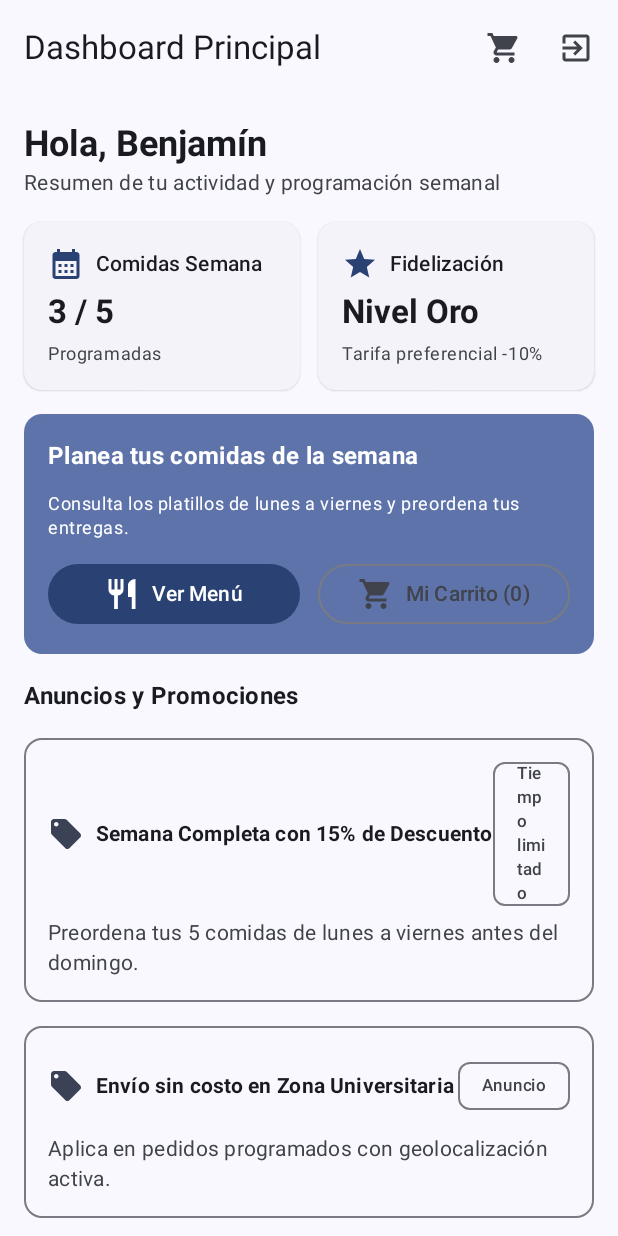
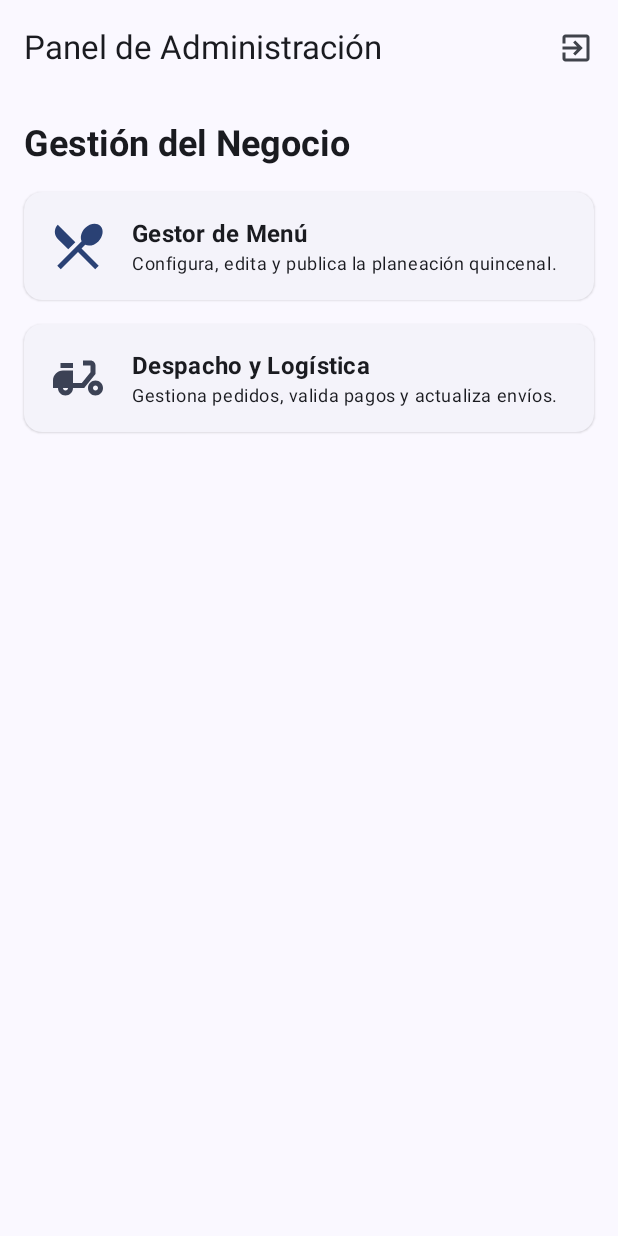
Before and after one commit to LopezCarrizales/ComedorApp, an Android app built with Jetpack Compose: the screen it shows after launch (MainActivity), after a tap on "Iniciar Sesión", on a phone screen of 412 x 824 dp. Run offline under Robolectric (Android 15) with nearby library versions, the phone set to English and light mode, and no system bars.

Commit message:
Avance 3 parcial

```diff
--- /dev/null
+++ b/app/src/main/java/com/uaslp/comedorapp/AdminScreens.kt
@@ -0,0 +1,182 @@
+package com.uaslp.comedorapp
+
+import androidx.compose.foundation.layout.*
+import androidx.compose.foundation.lazy.LazyColumn
+import androidx.compose.foundation.lazy.items
+import androidx.compose.material.icons.Icons
+import androidx.compose.material.icons.filled.Add
+import androidx.compose.material.icons.filled.ArrowBack
+import androidx.compose.material.icons.filled.CheckCircle
+import androidx.compose.material.icons.filled.DeliveryDining
+import androidx.compose.material.icons.filled.Edit
+import androidx.compose.material.icons.filled.ExitToApp
+import androidx.compose.material.icons.filled.RestaurantMenu
+import androidx.compose.material3.*
+import androidx.compose.runtime.*
+import androidx.compose.ui.Alignment
+import androidx.compose.ui.Modifier
+import androidx.compose.ui.text.font.FontWeight
+import androidx.compose.ui.unit.dp
+
+// 1. Dashboard del Administrador
+@OptIn(ExperimentalMaterial3Api::class)
+@Composable
+fun AdminDashboardScreen(
+    onNavigateToMenuManager: () -> Unit,
+    onNavigateToDispatch: () -> Unit,
+    onLogout: () -> Unit
+) {
+    Scaffold(
+        topBar = {
+            TopAppBar(
+                title = { Text("Panel de Administración") },
+                actions = {
+                    IconButton(onClick = onLogout) {
+                        Icon(Icons.Default.ExitToApp, contentDescription = "Cerrar sesión")
+                    }
+                }
+            )
+        }
+    ) { innerPadding ->
+        Column(
+            modifier = Modifier
+                .fillMaxSize()
+                .padding(innerPadding)
+                .padding(16.dp),
+            verticalArrangement = Arrangement.spacedBy(16.dp)
+        ) {
+            Text(
+                text = "Gestión del Negocio",
+                style = MaterialTheme.typography.headlineSmall,
+                fontWeight = FontWeight.Bold
+            )
+
+            ElevatedCard(
+                onClick = onNavigateToMenuManager,
+                modifier = Modifier.fillMaxWidth()
+            ) {
+                Row(
+                    modifier = Modifier.padding(16.dp),
+                    verticalAlignment = Alignment.CenterVertically
+                ) {
+                    Icon(Icons.Default.RestaurantMenu, contentDescription = null, modifier = Modifier.size(40.dp), tint = MaterialTheme.colorScheme.primary)
+                    Spacer(modifier = Modifier.width(16.dp))
+                    Column {
+                        Text("Gestor de Menú", style = MaterialTheme.typography.titleMedium, fontWeight = FontWeight.Bold)
+                        Text("Configura, edita y publica la planeación quincenal.", style = MaterialTheme.typography.bodySmall)
+                    }
+                }
+            }
+
+            ElevatedCard(
+                onClick = onNavigateToDispatch,
+                modifier = Modifier.fillMaxWidth()
+            ) {
+                Row(
+                    modifier = Modifier.padding(16.dp),
+                    verticalAlignment = Alignment.CenterVertically
+                ) {
+                    Icon(Icons.Default.DeliveryDining, contentDescription = null, modifier = Modifier.size(40.dp), tint = MaterialTheme.colorScheme.secondary)
+                    Spacer(modifier = Modifier.width(16.dp))
+                    Column {
+                        Text("Despacho y Logística", style = MaterialTheme.typography.titleMedium, fontWeight = FontWeight.Bold)
+                        Text("Gestiona pedidos, valida pagos y actualiza envíos.", style = MaterialTheme.typography.bodySmall)
+                    }
+                }
+            }
+        }
+    }
+}
+
+// 2. Pantalla Gestor de Menú
+@OptIn(ExperimentalMaterial3Api::class)
+@Composable
+fun MenuManagerScreen(onBack: () -> Unit) {
+    Scaffold(
+        topBar = {
+            TopAppBar(
+                title = { Text("Gestor de Menú") },
+                navigationIcon = {
+                    IconButton(onClick = onBack) { Icon(Icons.Default.ArrowBack, contentDescription = "Regresar") }
+                }
+            )
+        },
+        floatingActionButton = {
+            FloatingActionButton(onClick = { /* Acción para agregar platillo */ }) {
+                Icon(Icons.Default.Add, contentDescription = "Agregar platillo")
+            }
+        }
+    ) { innerPadding ->
+        LazyColumn(
+            modifier = Modifier.fillMaxSize().padding(innerPadding).padding(horizontal = 16.dp),
+            verticalArrangement = Arrangement.spacedBy(12.dp)
+        ) {
+            items(MockRepository.weeklyMenu) { dish ->
+                OutlinedCard(modifier = Modifier.fillMaxWidth()) {
+                    Row(
+                        modifier = Modifier.fillMaxWidth().padding(16.dp),
+                        horizontalArrangement = Arrangement.SpaceBetween,
+                        verticalAlignment = Alignment.CenterVertically
+                    ) {
+                        Column(modifier = Modifier.weight(1f)) {
+                            Text(text = dish.dayOfWeek, style = MaterialTheme.typography.labelSmall, color = MaterialTheme.colorScheme.primary)
+                            Text(text = dish.name, style = MaterialTheme.typography.titleSmall, fontWeight = FontWeight.Bold)
+                            Text(text = "$${dish.price} MXN", style = MaterialTheme.typography.bodyMedium)
+                        }
+                        IconButton(onClick = { /* Acción editar */ }) {
+                            Icon(Icons.Default.Edit, contentDescription = "Editar")
+                        }
+                    }
+                }
+            }
+        }
+    }
+}
+
+@OptIn(ExperimentalMaterial3Api::class)
+@Composable
+fun DispatchScreen(onBack: () -> Unit) {
+    val mockOrders = listOf(
+        mapOf("id" to "#001", "cliente" to "Benjamín López", "estado" to "Pendiente de Pago", "total" to "$95.00"),
+        mapOf("id" to "#002", "cliente" to "María González", "estado" to "Preparando", "total" to "$180.00")
+    )
+
+    Scaffold(
+        topBar = {
+            TopAppBar(
+                title = { Text("Despacho y Logística") },
+                navigationIcon = {
+                    IconButton(onClick = onBack) { Icon(Icons.Default.ArrowBack, contentDescription = "Regresar") }
+                }
+            )
+        }
+    ) { innerPadding ->
+        LazyColumn(
+            modifier = Modifier.fillMaxSize().padding(innerPadding).padding(horizontal = 16.dp),
+            verticalArrangement = Arrangement.spacedBy(12.dp)
+        ) {
+            items(mockOrders) { order ->
+                ElevatedCard(modifier = Modifier.fillMaxWidth()) {
+                    Column(modifier = Modifier.padding(16.dp), verticalArrangement = Arrangement.spacedBy(8.dp)) {
+                        Row(modifier = Modifier.fillMaxWidth(), horizontalArrangement = Arrangement.SpaceBetween) {
+                            Text(text = "Pedido ${order["id"]}", fontWeight = FontWeight.Bold)
+                            SuggestionChip(onClick = {}, label = { Text(order["estado"] ?: "") })
+                        }
+                        Text(text = "Cliente: ${order["cliente"]}", style = MaterialTheme.typography.bodyMedium)
+                        Text(text = "Total: ${order["total"]}", style = MaterialTheme.typography.bodyMedium, color = MaterialTheme.colorScheme.primary)
+
+                        HorizontalDivider(modifier = Modifier.padding(vertical = 8.dp))
+
+                        Row(modifier = Modifier.fillMaxWidth(), horizontalArrangement = Arrangement.End) {
+                            Button(onClick = { /* Acción para actualizar estado */ }) {
+                                Icon(Icons.Default.CheckCircle, contentDescription = null)
+                                Spacer(modifier = Modifier.width(8.dp))
+                                Text("Avanzar Estado")
+                            }
+                        }
+                    }
+                }
+            }
+        }
+    }
+}
--- a/app/src/main/java/com/uaslp/comedorapp/AuthScreens.kt
+++ b/app/src/main/java/com/uaslp/comedorapp/AuthScreens.kt
@@ -24,98 +24,40 @@ import androidx.compose.ui.unit.dp
 // 1. Vista de Autenticación
 @Composable
 fun LoginScreen(
-    onLoginSuccess: () -> Unit,
+    onLoginSuccess: (String) -> Unit,
     onNavigateToRegister: () -> Unit,
     onNavigateToRecovery: () -> Unit
 ) {
-    var email by remember { mutableStateOf("cliente@uaslp.mx") }
+    var email by remember { mutableStateOf("admin@uaslp.mx") }
     var password by remember { mutableStateOf("12345678") }
 
-    Surface(
-        modifier = Modifier.fillMaxSize(),
-        color = MaterialTheme.colorScheme.background
-    ) {
+    Surface(modifier = Modifier.fillMaxSize(), color = MaterialTheme.colorScheme.background) {
         Column(
-            modifier = Modifier
-                .fillMaxSize()
-                .padding(24.dp)
-                .verticalScroll(rememberScrollState()),
+            modifier = Modifier.fillMaxSize().padding(24.dp).verticalScroll(rememberScrollState()),
             horizontalAlignment = Alignment.CenterHorizontally,
             verticalArrangement = Arrangement.Center
         ) {
-            Icon(
-                imageVector = Icons.Default.RestaurantMenu,
-                contentDescription = "Logo Comedor",
-                modifier = Modifier.size(64.dp),
-                tint = MaterialTheme.colorScheme.primary
-            )
-
+            Icon(imageVector = Icons.Default.RestaurantMenu, contentDescription = "Logo Comedor", modifier = Modifier.size(64.dp), tint = MaterialTheme.colorScheme.primary)
             Spacer(modifier = Modifier.height(16.dp))
-
-            Text(
-                text = "Distribución de Alimentos",
-                style = MaterialTheme.typography.headlineSmall,
-                fontWeight = FontWeight.Bold
-            )
-
-            Text(
-                text = "Inicia sesión con tus credenciales",
-                style = MaterialTheme.typography.bodyMedium,
-                color = MaterialTheme.colorScheme.onSurfaceVariant
-            )
+            Text(text = "Distribución de Alimentos", style = MaterialTheme.typography.headlineSmall, fontWeight = FontWeight.Bold)
+            Text(text = "Inicia sesión con tus credenciales", style = MaterialTheme.typography.bodyMedium, color = MaterialTheme.colorScheme.onSurfaceVariant)
 
             Spacer(modifier = Modifier.height(32.dp))
-
-            OutlinedTextField(
-                value = email,
-                onValueChange = { email = it },
-                label = { Text("Correo electrónico") },
-                leadingIcon = { Icon(Icons.Default.Email, contentDescription = null) },
-                keyboardOptions = KeyboardOptions(keyboardType = KeyboardType.Email),
-                singleLine = true,
-                modifier = Modifier.fillMaxWidth()
-            )
-
+            OutlinedTextField(value = email, onValueChange = { email = it }, label = { Text("Correo electrónico") }, leadingIcon = { Icon(Icons.Default.Email, contentDescription = null) }, keyboardOptions = KeyboardOptions(keyboardType = KeyboardType.Email), singleLine = true, modifier = Modifier.fillMaxWidth())
             Spacer(modifier = Modifier.height(12.dp))
-
-            OutlinedTextField(
-                value = password,
-                onValueChange = { password = it },
-                label = { Text("Contraseña") },
-                leadingIcon = { Icon(Icons.Default.Lock, contentDescription = null) },
-                visualTransformation = PasswordVisualTransformation(),
-                keyboardOptions = KeyboardOptions(keyboardType = KeyboardType.Password),
-                singleLine = true,
-                modifier = Modifier.fillMaxWidth()
-            )
-
+            OutlinedTextField(value = password, onValueChange = { password = it }, label = { Text("Contraseña") }, leadingIcon = { Icon(Icons.Default.Lock, contentDescription = null) }, visualTransformation = PasswordVisualTransformation(), keyboardOptions = KeyboardOptions(keyboardType = KeyboardType.Password), singleLine = true, modifier = Modifier.fillMaxWidth())
             Spacer(modifier = Modifier.height(8.dp))
 
             Box(modifier = Modifier.fillMaxWidth(), contentAlignment = Alignment.CenterEnd) {
-                TextButton(onClick = onNavigateToRecovery) {
-                    Text("¿Olvidaste tu contraseña?")
-                }
+                TextButton(onClick = onNavigateToRecovery) { Text("¿Olvidaste tu contraseña?") }
             }
-
             Spacer(modifier = Modifier.height(16.dp))
 
-            Button(
-                onClick = onLoginSuccess,
-                modifier = Modifier
-                    .fillMaxWidth()
-                    .height(50.dp)
-            ) {
+            Button(onClick = { onLoginSuccess(email) }, modifier = Modifier.fillMaxWidth().height(50.dp)) {
                 Text("Iniciar Sesión")
             }
-
             Spacer(modifier = Modifier.height(12.dp))
-
-            OutlinedButton(
-                onClick = onNavigateToRegister,
-                modifier = Modifier
-                    .fillMaxWidth()
-                    .height(50.dp)
-            ) {
+            OutlinedButton(onClick = onNavigateToRegister, modifier = Modifier.fillMaxWidth().height(50.dp)) {
                 Text("Crear cuenta nueva")
             }
         }
--- a/app/src/main/java/com/uaslp/comedorapp/MainActivity.kt
+++ b/app/src/main/java/com/uaslp/comedorapp/MainActivity.kt
@@ -18,10 +18,7 @@ class MainActivity : ComponentActivity() {
         super.onCreate(savedInstanceState)
         setContent {
             ComedorAppTheme {
-                Surface(
-                    modifier = Modifier.fillMaxSize(),
-                    color = MaterialTheme.colorScheme.background
-                ) {
+                Surface(modifier = Modifier.fillMaxSize(), color = MaterialTheme.colorScheme.background) {
                     AppNavigationGraph()
                 }
             }
@@ -32,49 +29,38 @@ class MainActivity : ComponentActivity() {
 @Composable
 fun AppNavigationGraph() {
     val navController = rememberNavController()
-
     val cartItems = remember { mutableStateListOf<Dish>() }
 
     NavHost(navController = navController, startDestination = "login") {
 
-        // 1. Autenticación
+        // 1. Autenticación (Modificada con división de flujo)
         composable("login") {
             LoginScreen(
-                onLoginSuccess = { navController.navigate("dashboard") { popUpTo("login") { inclusive = true } } },
+                onLoginSuccess = { email ->
+                    // Validación simple para el prototipo
+                    if (email.contains("admin")) {
+                        navController.navigate("admin_dashboard") { popUpTo("login") { inclusive = true } }
+                    } else {
+                        navController.navigate("dashboard") { popUpTo("login") { inclusive = true } }
+                    }
+                },
                 onNavigateToRegister = { navController.navigate("register") },
                 onNavigateToRecovery = { navController.navigate("recovery") }
             )
         }
 
-        // 2. Registro
-        composable("register") {
-            RegisterScreen(
-                onRegisterSuccess = { navController.popBackStack() },
-                onBack = { navController.popBackStack() }
-            )
-        }
+        // --- RUTAS DEL CLIENTE ---
+        composable("register") { RegisterScreen(onRegisterSuccess = { navController.popBackStack() }, onBack = { navController.popBackStack() }) }
+        composable("recovery") { PasswordRecoveryScreen(onRecoverySuccess = { navController.popBackStack() }, onBack = { navController.popBackStack() }) }
 
-        // 3. Recuperación de contraseña
-        composable("recovery") {
-            PasswordRecoveryScreen(
-                onRecoverySuccess = { navController.popBackStack() },
-                onBack = { navController.popBackStack() }
-            )
-        }
-
-        // 4. Dashboard Principal
         composable("dashboard") {
             DashboardScreen(
                 cartItemCount = cartItems.size,
                 onNavigateToMenu = { navController.navigate("menu") },
                 onNavigateToCart = { navController.navigate("cart") },
-                onLogout = {
-                    navController.navigate("login") { popUpTo("dashboard") { inclusive = true } }
-                }
+                onLogout = { navController.navigate("login") { popUpTo("dashboard") { inclusive = true } } }
             )
         }
-
-        // 5. Catálogo de Menú
         composable("menu") {
             MenuCatalogScreen(
                 cartItemCount = cartItems.size,
@@ -83,8 +69,6 @@ fun AppNavigationGraph() {
                 onBack = { navController.popBackStack() }
             )
         }
-
-        // 6. Carrito de Compras
         composable("cart") {
             CartScreen(
                 cartItems = cartItems,
@@ -93,8 +77,6 @@ fun AppNavigationGraph() {
                 onBack = { navController.popBackStack() }
             )
         }
-
-        // 7. Pago y Envío
         composable("checkout") {
             CheckoutScreen(
                 cartItems = cartItems,
@@ -105,5 +87,19 @@ fun AppNavigationGraph() {
                 onBack = { navController.popBackStack() }
             )
         }
+
+        composable("admin_dashboard") {
+            AdminDashboardScreen(
+                onNavigateToMenuManager = { navController.navigate("admin_menu_manager") },
+                onNavigateToDispatch = { navController.navigate("admin_dispatch") },
+                onLogout = { navController.navigate("login") { popUpTo("admin_dashboard") { inclusive = true } } }
+            )
+        }
+        composable("admin_menu_manager") {
+            MenuManagerScreen(onBack = { navController.popBackStack() })
+        }
+        composable("admin_dispatch") {
+            DispatchScreen(onBack = { navController.popBackStack() })
+        }
     }
 }
```
